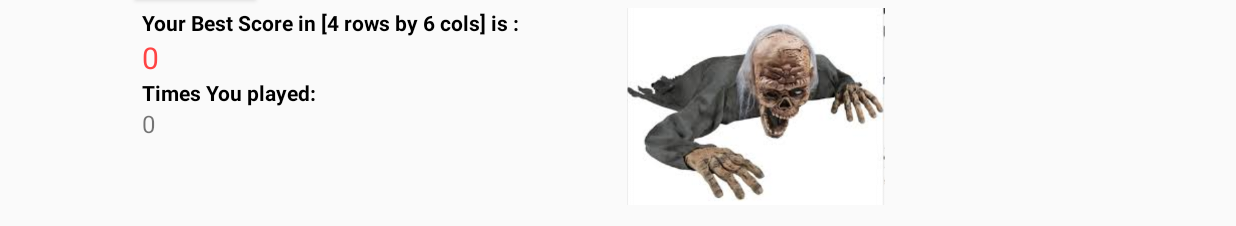
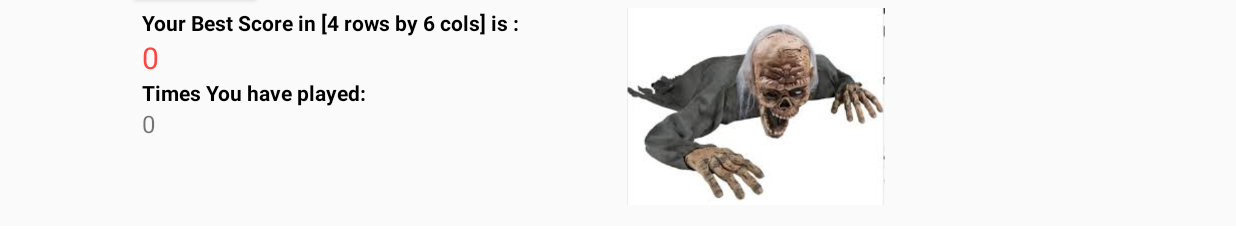
Before and after one commit to shanerbo/Mine-Seeker, an Android app: the UserMenu screen opened directly, with no data from a screen before it, on a phone screen of 824 x 412 dp (held sideways). Shown: the part 389-615 px from the top of the screen. Run offline under Robolectric (Android 15) with nearby library versions, the light colour scheme and no system bars.

Commit message:
maximum awesomeness

```diff
--- a/app/src/main/res/layout/activity_user_menu.xml
+++ b/app/src/main/res/layout/activity_user_menu.xml
@@ -118,6 +118,7 @@
         android:id="@+id/imageView"
         android:layout_alignTop="@+id/BestScoreTittle"
         android:layout_alignLeft="@+id/main_menu"
-        android:layout_alignStart="@+id/main_menu" />
+        android:layout_alignStart="@+id/main_menu"
+        android:contentDescription="@string/zombieDes" />
 
 </RelativeLayout>
--- a/app/src/main/res/values/strings.xml
+++ b/app/src/main/res/values/strings.xml
@@ -17,7 +17,7 @@
     <string name="Save">SAVE</string>
     <string name="menu_img_description">a menu welcome image</string>
     <string name="BestScroreTittle">Your Best Score is:</string>
-    <string name="TimePlayedTittle">Times You played:</string>
+    <string name="TimePlayedTittle">Times You have played:</string>
     <string name="Warning">Number of Mines is greater than available slot,
         Please change the number of mines
     </string>
@@ -27,7 +27,7 @@
     </string>
     <string name="newRecord">New Record Achieved
     </string>
-    <string name="youWin">You found all of the mines, Congratulations!
+    <string name="youWin">You have dug up all of the zombies, Congratulations!
     </string>
     <string name="initNum">0</string>
     <string-array name="dimDD">
@@ -52,4 +52,5 @@
     <string name="website">http://www.cs.sfu.ca/CourseCentral/276/bfraser/index.html</string>
     <string name="playerWin">Player Win a game</string>
     <string name="aMem">GOTTA DIG THEM ALL!</string>
+    <string name="zombieDes">zombieImg</string>
 </resources>
```
